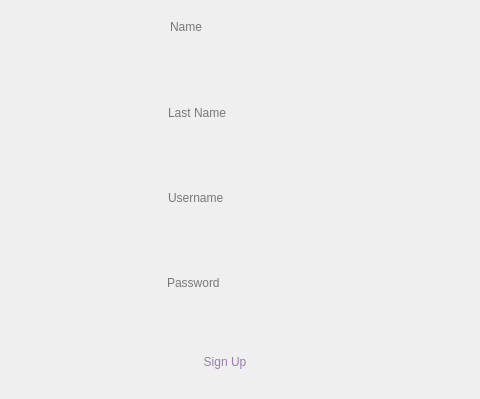
First picture: the form in ToDo/signuppanel.ui, repository Amirrezach1383/uiap-final-project, before the edit; both pictures show x 278 to 758 and y 161 to 560 of the 1000 by 670 pixel window.
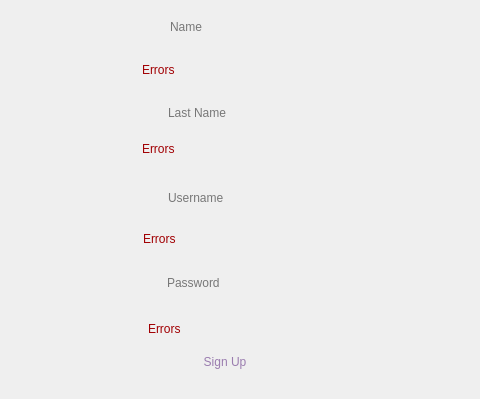
Second picture: the form after the edit. Icons and pictures are not drawn.

Commit message: Added some Error Functions in SignUpPanel

Patch:
```diff
--- a/ToDo/signuppanel.ui
+++ b/ToDo/signuppanel.ui
@@ -53,6 +53,11 @@
 	color: rgb(154, 124, 175);
 }
 
+QLabel {
+	font: 8pt &quot;Playwrite DE Grund&quot;;
+	color: rgb(161, 0, 3);
+}
+
 </string>
   </property>
   <widget class="QWidget" name="centralwidget">
@@ -165,6 +170,58 @@
      </size>
     </property>
    </widget>
+   <widget class="QLabel" name="firstNameErrorLB">
+    <property name="geometry">
+     <rect>
+      <x>420</x>
+      <y>221</y>
+      <width>191</width>
+      <height>20</height>
+     </rect>
+    </property>
+    <property name="text">
+     <string>Errors </string>
+    </property>
+   </widget>
+   <widget class="QLabel" name="lastNameErrorLB">
+    <property name="geometry">
+     <rect>
+      <x>420</x>
+      <y>300</y>
+      <width>191</width>
+      <height>20</height>
+     </rect>
+    </property>
+    <property name="text">
+     <string>Errors </string>
+    </property>
+   </widget>
+   <widget class="QLabel" name="usernameErrorLB">
+    <property name="geometry">
+     <rect>
+      <x>421</x>
+      <y>390</y>
+      <width>191</width>
+      <height>20</height>
+     </rect>
+    </property>
+    <property name="text">
+     <string>Errors </string>
+    </property>
+   </widget>
+   <widget class="QLabel" name="passwordErrorLB">
+    <property name="geometry">
+     <rect>
+      <x>426</x>
+      <y>480</y>
+      <width>191</width>
+      <height>20</height>
+     </rect>
+    </property>
+    <property name="text">
+     <string>Errors </string>
+    </property>
+   </widget>
   </widget>
  </widget>
  <resources/>
```
Left out of the diff: 6 changed lines with no effect on the pictures. The commit also changes 6 other files.
